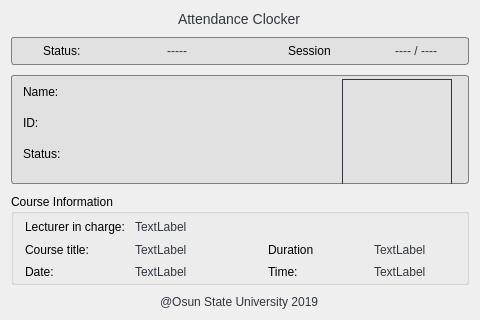
Old version of the form mainwindow.ui in the repository OyeyemiFagbohun/delLater.
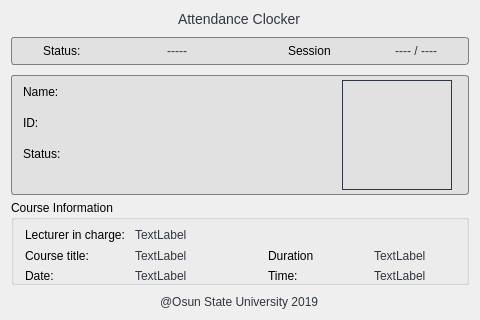
New version of the form.

The edit to the form file:
```diff
--- a/mainwindow.ui
+++ b/mainwindow.ui
@@ -212,7 +212,13 @@
       <property name="minimumSize">
        <size>
         <width>0</width>
-        <height>77</height>
+        <height>120</height>
+       </size>
+      </property>
+      <property name="maximumSize">
+       <size>
+        <width>16777215</width>
+        <height>120</height>
        </size>
       </property>
       <property name="frameShape">
@@ -226,7 +232,7 @@
         <number>3</number>
        </property>
        <property name="bottomMargin">
-        <number>6</number>
+        <number>3</number>
        </property>
        <item>
         <layout class="QFormLayout" name="formLayout">
@@ -453,13 +459,13 @@
          <property name="minimumSize">
           <size>
            <width>100</width>
-           <height>20</height>
+           <height>23</height>
           </size>
          </property>
          <property name="maximumSize">
           <size>
            <width>16777215</width>
-           <height>20</height>
+           <height>23</height>
           </size>
          </property>
          <property name="styleSheet">
@@ -475,13 +481,13 @@
          <property name="minimumSize">
           <size>
            <width>100</width>
-           <height>20</height>
+           <height>23</height>
           </size>
          </property>
          <property name="maximumSize">
           <size>
            <width>100</width>
-           <height>20</height>
+           <height>23</height>
           </size>
          </property>
          <property name="styleSheet">
@@ -503,13 +509,13 @@
          <property name="minimumSize">
           <size>
            <width>0</width>
-           <height>20</height>
+           <height>23</height>
           </size>
          </property>
          <property name="maximumSize">
           <size>
            <width>16777215</width>
-           <height>20</height>
+           <height>23</height>
           </size>
          </property>
          <property name="text">
@@ -538,13 +544,13 @@
          <property name="minimumSize">
           <size>
            <width>100</width>
-           <height>20</height>
+           <height>23</height>
           </size>
          </property>
          <property name="maximumSize">
           <size>
            <width>100</width>
-           <height>20</height>
+           <height>23</height>
           </size>
          </property>
          <property name="styleSheet">
@@ -566,13 +572,13 @@
          <property name="minimumSize">
           <size>
            <width>0</width>
-           <height>20</height>
+           <height>23</height>
           </size>
          </property>
          <property name="maximumSize">
           <size>
            <width>16777215</width>
-           <height>20</height>
+           <height>23</height>
           </size>
          </property>
          <property name="text">
@@ -585,13 +591,13 @@
          <property name="minimumSize">
           <size>
            <width>100</width>
-           <height>20</height>
+           <height>23</height>
           </size>
          </property>
          <property name="maximumSize">
           <size>
            <width>100</width>
-           <height>20</height>
+           <height>23</height>
           </size>
          </property>
          <property name="styleSheet">
@@ -613,13 +619,13 @@
          <property name="minimumSize">
           <size>
            <width>0</width>
-           <height>20</height>
+           <height>23</height>
           </size>
          </property>
          <property name="maximumSize">
           <size>
            <width>16777215</width>
-           <height>20</height>
+           <height>23</height>
           </size>
          </property>
          <property name="text">
@@ -632,13 +638,13 @@
          <property name="minimumSize">
           <size>
            <width>100</width>
-           <height>20</height>
+           <height>23</height>
           </size>
          </property>
          <property name="maximumSize">
           <size>
            <width>100</width>
-           <height>20</height>
+           <height>23</height>
           </size>
          </property>
          <property name="styleSheet">
@@ -660,13 +666,13 @@
          <property name="minimumSize">
           <size>
            <width>0</width>
-           <height>20</height>
+           <height>23</height>
           </size>
          </property>
          <property name="maximumSize">
           <size>
            <width>16777215</width>
-           <height>20</height>
+           <height>23</height>
           </size>
          </property>
          <property name="text">
@@ -685,13 +691,13 @@
          <property name="minimumSize">
           <size>
            <width>0</width>
-           <height>20</height>
+           <height>23</height>
           </size>
          </property>
          <property name="maximumSize">
           <size>
            <width>16777215</width>
-           <height>20</height>
+           <height>23</height>
           </size>
          </property>
          <property name="text">
```
